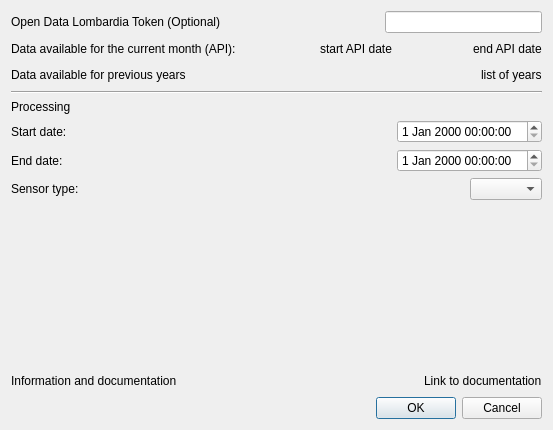
Old version of the form ARPA_test_dialog_base.ui in the repository gisgeolab/ARPA_Weather_plugin.
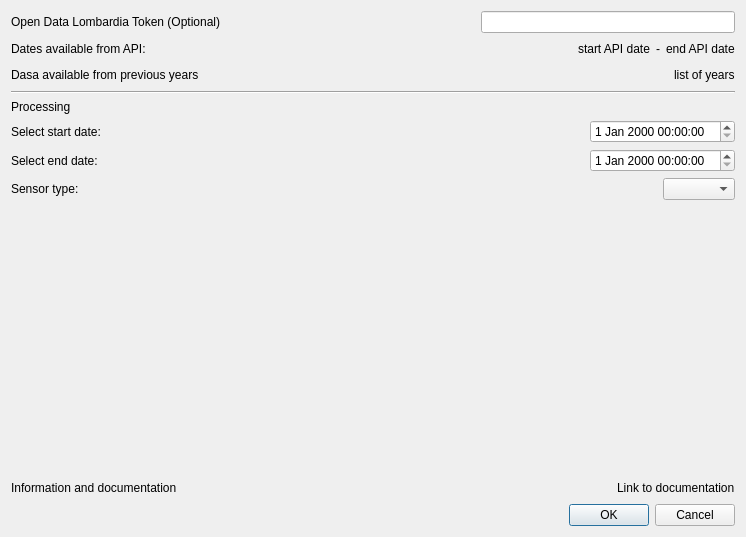
New version of the form. Custom widgets are drawn as their Qt base class.

Diff of the .ui file:
```diff
--- a/ARPA_test_dialog_base.ui
+++ b/ARPA_test_dialog_base.ui
@@ -6,8 +6,8 @@
    <rect>
     <x>0</x>
     <y>0</y>
-    <width>553</width>
-    <height>430</height>
+    <width>746</width>
+    <height>537</height>
    </rect>
   </property>
   <property name="windowTitle">
@@ -48,7 +48,7 @@
        <item>
         <widget class="QLabel" name="label_5">
          <property name="text">
-          <string>Data available for the current month (API): </string>
+          <string>Dates available from API: </string>
          </property>
         </widget>
        </item>
@@ -73,17 +73,11 @@
         </widget>
        </item>
        <item>
-        <spacer name="horizontalSpacer_13">
-         <property name="orientation">
-          <enum>Qt::Horizontal</enum>
+        <widget class="QLabel" name="label_startAPIdate_2">
+         <property name="text">
+          <string>-</string>
          </property>
-         <property name="sizeHint" stdset="0">
-          <size>
-           <width>40</width>
-           <height>20</height>
-          </size>
-         </property>
-        </spacer>
+        </widget>
        </item>
        <item>
         <widget class="QLabel" name="label_endAPIdate">
@@ -99,7 +93,7 @@
        <item>
         <widget class="QLabel" name="label_7">
          <property name="text">
-          <string>Data available for previous years</string>
+          <string>Dasa available from previous years</string>
          </property>
         </widget>
        </item>
@@ -144,7 +138,7 @@
        <item>
         <widget class="QLabel" name="label_3">
          <property name="text">
-          <string>Start date:</string>
+          <string>Select start date:</string>
          </property>
         </widget>
        </item>
@@ -171,7 +165,7 @@
        <item>
         <widget class="QLabel" name="label_4">
          <property name="text">
-          <string>End date:</string>
+          <string>Select end date:</string>
          </property>
         </widget>
        </item>
```
Left out of the diff: 7 changed lines with no effect on the pictures.
